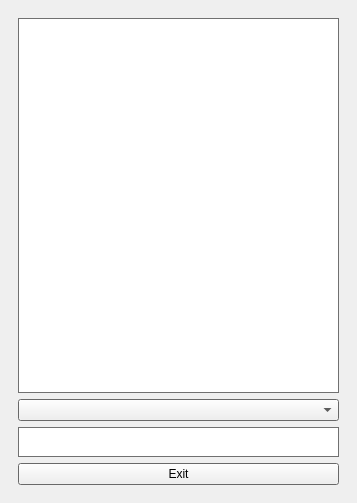
Above: mainwindow.ui from takyonxxx/SolidToFrequency before the change. Below: the same form after it.
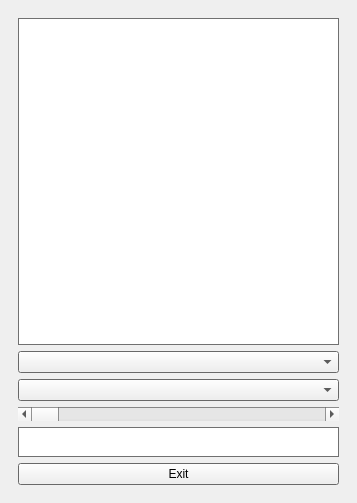
That is the form after the change.

Commit message: three types of view added

```diff
--- a/mainwindow.ui
+++ b/mainwindow.ui
@@ -97,7 +97,7 @@
           <item row="0" column="0">
            <widget class="QGraphicsView" name="graphicsView"/>
           </item>
-          <item row="2" column="0">
+          <item row="4" column="0">
            <widget class="QTextBrowser" name="m_textStatus">
             <property name="maximumSize">
              <size>
@@ -107,16 +107,29 @@
             </property>
            </widget>
           </item>
-          <item row="3" column="0">
+          <item row="5" column="0">
            <widget class="QPushButton" name="pushExit">
             <property name="text">
              <string>Exit</string>
             </property>
            </widget>
           </item>
+          <item row="3" column="0">
+           <widget class="QScrollBar" name="constantScrollBar">
+            <property name="maximum">
+             <number>255</number>
+            </property>
+            <property name="orientation">
+             <enum>Qt::Horizontal</enum>
+            </property>
+           </widget>
+          </item>
           <item row="1" column="0">
            <widget class="QComboBox" name="cameraComboBox"/>
           </item>
+          <item row="2" column="0">
+           <widget class="QComboBox" name="typeComboBox"/>
+          </item>
          </layout>
         </widget>
         <widget class="QWidget" name="previewPage">
```
The commit also changes 5 other files.
